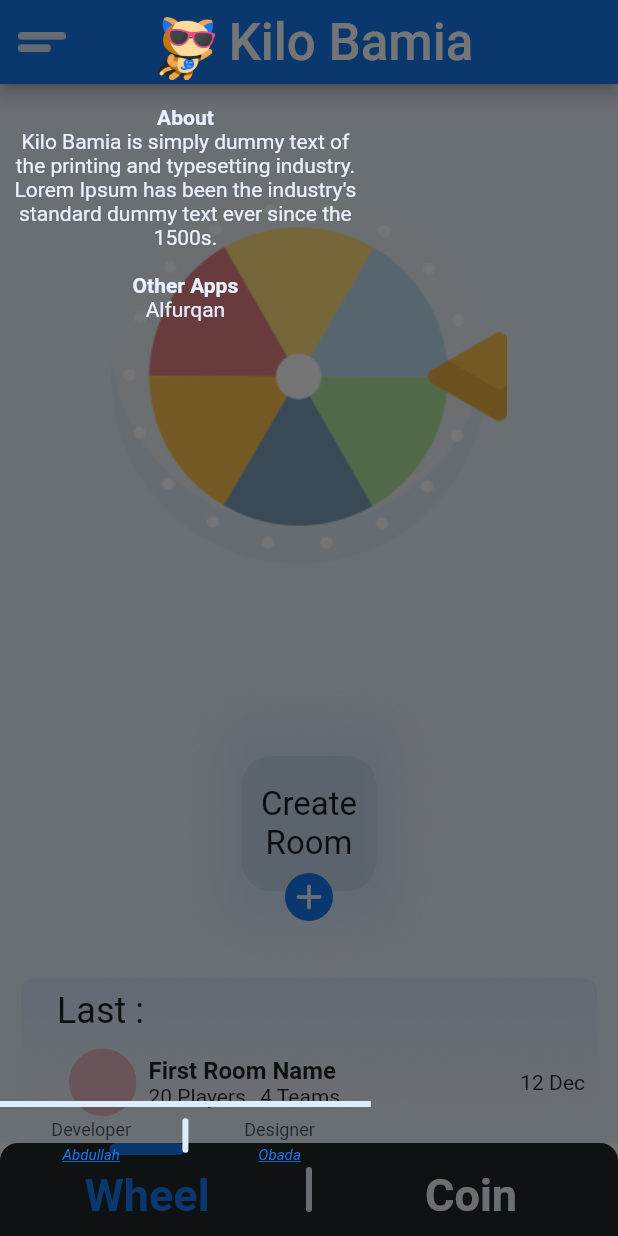
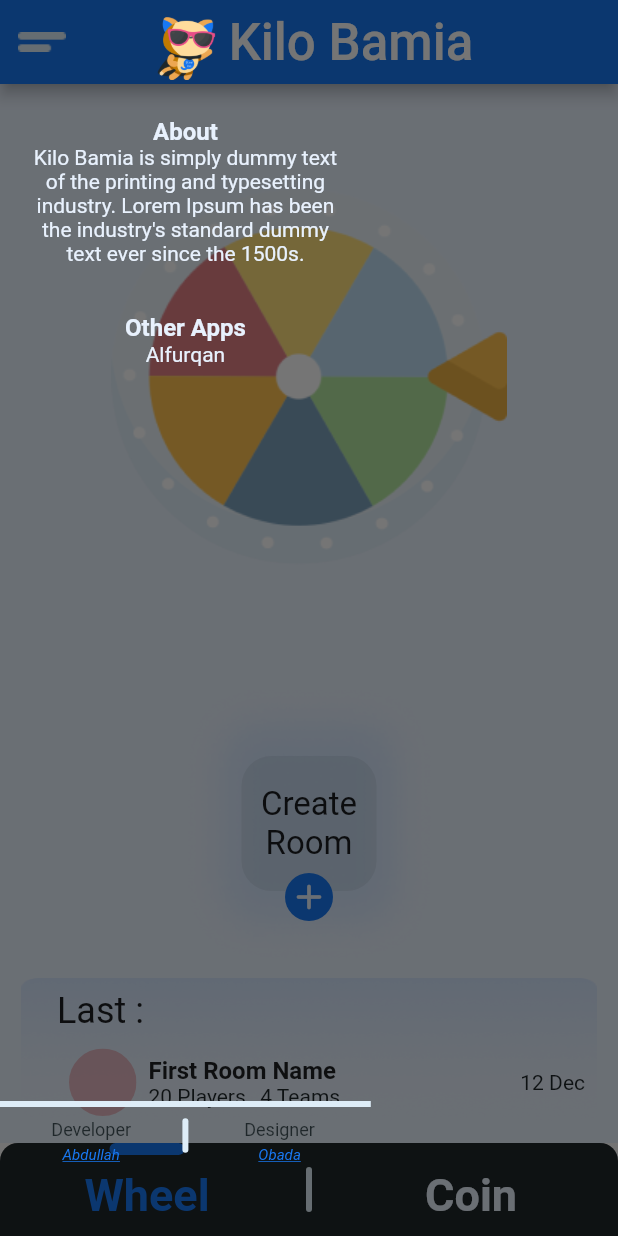
Before and after one commit to abdullahMustafa2000/kilo_bamia, a Flutter app: the HomePage screen opened directly, in the side drawer, after a tap on "Developer", on a phone screen of 412 x 824 dp. Run offline on Flutter 3.47's test engine with Material 2 defaults, Android fonts, the phone set to English and light mode, and no system bars; our stand-ins replace animated_splash_screen, dotted_line, page_view_indicators; missing offline and left inert: glass_container.

```diff
--- a/lib/main.dart
+++ b/lib/main.dart
@@ -3,8 +3,6 @@
 import 'package:flutter/material.dart';
 import 'package:kilo_bamya/ui/app_tour/view_page_provider.dart';
 import 'package:kilo_bamya/ui/home/btm_nav_provider.dart';
-import 'package:kilo_bamya/ui/home/coin_animation_provider.dart';
-import 'package:kilo_bamya/ui/home/home_screen.dart';
 import 'package:kilo_bamya/ui/splash/splash_screen.dart';
 import 'package:provider/provider.dart';
 
@@ -20,7 +18,6 @@ class MyApp extends StatelessWidget {
       providers: [
         ChangeNotifierProvider(create: (_) => MyViewPageProvider()),
         ChangeNotifierProvider(create: (_) => BtmNavProvider()),
-        ChangeNotifierProvider(create: (_) => CoinAnimationProvider()),
       ],
       child: const MaterialApp(
         title: 'Kilo Bamya',
--- a/lib/ui/home/coin_animation_provider.dart
+++ /dev/null
@@ -1,23 +0,0 @@
-import 'package:flutter/material.dart';
-
-class CoinAnimationProvider extends ChangeNotifier {
-
-  late bool _animationIsOn;
-
-  CoinAnimationProvider() {
-    _animationIsOn = false;
-  }
-
-  bool get animationHasStarted => _animationIsOn;
-
-  startAnimation() {
-    _animationIsOn = true;
-    notifyListeners();
-  }
-
-  endAnimation() {
-    _animationIsOn = false;
-    notifyListeners();
-  }
-
-}
--- a/lib/ui/home/home_screen.dart
+++ b/lib/ui/home/home_screen.dart
@@ -1,9 +1,9 @@
 import 'package:flutter/material.dart';
 import 'package:kilo_bamya/themes/colors_file.dart';
 import 'package:kilo_bamya/ui/home/btm_nav_provider.dart';
-import 'package:kilo_bamya/ui/home/coin_widget.dart';
-import 'package:kilo_bamya/ui/home/side_menu_widget.dart';
-import 'package:kilo_bamya/ui/home/wheel_widget.dart';
+import 'package:kilo_bamya/ui/home/fragments/coin_widget.dart';
+import 'package:kilo_bamya/ui/home/sideMenu/side_menu_widget.dart';
+import 'package:kilo_bamya/ui/home/fragments/wheel_widget.dart';
 import 'package:provider/provider.dart';
 
 class HomePage extends StatefulWidget {
--- a/lib/ui/home/side_menu_widget.dart
+++ b/lib/ui/home/sideMenu/side_menu_widget.dart
@@ -16,6 +16,10 @@ class MyDrawerWidget extends StatefulWidget {
 }
 
 class _MyDrawerWidgetState extends State<MyDrawerWidget> {
+  bool isAboutClicked = false;
+
+  bool isOtherAppsClicked = false;
+
   @override
   Widget build(BuildContext context) {
     var width = MediaQuery.of(context).size.width;
@@ -48,38 +52,46 @@ class _MyDrawerWidgetState extends State<MyDrawerWidget> {
                 MenuItem(
                     Column(
                       crossAxisAlignment: CrossAxisAlignment.center,
-                      children: const [
-                        Text(
+                      children: [
+                        const Text(
                           'About',
                           style: TextStyle(
                               color: MyColors.white,
-                              fontWeight: FontWeight.bold),
+                              fontWeight: FontWeight.bold,
+                              fontSize: 16),
                         ),
-                        Text(
+                        Offstage(
+                          offstage: isAboutClicked,
+                          child: const Text(
                             'Kilo Bamia is simply dummy text of the printing and typesetting industry. Lorem Ipsum has been the industry\'s standard dummy text ever since the 1500s.',
-                          style: TextStyle(color: MyColors.white),
+                            style: TextStyle(color: MyColors.white, fontSize: 14),
                             textAlign: TextAlign.center,
+                          ),
                         ),
                       ],
                     ),
-                    () {}),
+                    onAboutClick),
                 MenuItem(
                     Column(
                       crossAxisAlignment: CrossAxisAlignment.center,
-                      children: const [
-                        Text(
+                      children: [
+                        const Text(
                           'Other Apps',
                           style: TextStyle(
                               color: MyColors.white,
-                              fontWeight: FontWeight.bold),
+                              fontWeight: FontWeight.bold,
+                              fontSize: 16),
                         ),
-                        Text(
+                        Offstage(
+                          offstage: isOtherAppsClicked,
+                          child: const Text(
                             'Alfurqan',
-                          style: TextStyle(color: MyColors.white),
+                            style: TextStyle(color: MyColors.white, fontSize: 14),
+                          ),
                         ),
                       ],
                     ),
-                    () {}),
+                    onOtherAppsClick),
                 Expanded(
                   child: MenuItem(Container(), () {}),
                 ),
@@ -92,7 +104,12 @@ class _MyDrawerWidgetState extends State<MyDrawerWidget> {
                     )),
                     child: Row(
                       children: [
-                    Expanded(child: OurDescription(jobTitle: 'Developer', name: 'Abdullah', onClick: onDeveloperClick,)),
+                        Expanded(
+                            child: OurDescription(
+                          jobTitle: 'Developer',
+                          name: 'Abdullah',
+                          onClick: onDeveloperClick,
+                        )),
                         Container(
                           width: 4,
                           height: 23,
@@ -101,7 +118,12 @@ class _MyDrawerWidgetState extends State<MyDrawerWidget> {
                             borderRadius: BorderRadius.circular(8),
                           ),
                         ),
-                    Expanded(child: OurDescription(jobTitle: 'Designer', name: 'Obada', onClick: onDesignerClick,)),
+                        Expanded(
+                            child: OurDescription(
+                          jobTitle: 'Designer',
+                          name: 'Obada',
+                          onClick: onDesignerClick,
+                        )),
                       ],
                     ),
                   ),
@@ -112,15 +134,25 @@ class _MyDrawerWidgetState extends State<MyDrawerWidget> {
         ),
       ),
     );
-
   }
 
   void onDesignerClick() {
-    Navigator.push(context, MaterialPageRoute(builder: (context) => DesignerWidget()));
+    Navigator.push(
+        context, MaterialPageRoute(builder: (context) => DesignerWidget()));
   }
 
-  void onDeveloperClick() {
+  void onAboutClick() {
+    setState(() {
+      isAboutClicked = !isAboutClicked;
+    });
+  }
 
+  void onDeveloperClick() {}
+
+  void onOtherAppsClick() {
+    setState(() {
+      isOtherAppsClicked = !isOtherAppsClicked;
+    });
   }
 }
 
@@ -139,6 +171,7 @@ class MenuItem extends StatelessWidget {
       child: ClipPath(
         child: Container(
           margin: const EdgeInsets.all(8),
+          padding: const EdgeInsets.all(8),
           child: GlassContainer(
             borderRadiusColor: Colors.transparent,
             contColor: Colors.transparent,
@@ -154,12 +187,13 @@ class OurDescription extends StatelessWidget {
   String jobTitle;
   String name;
   Function onClick;
-  OurDescription({required this.jobTitle, required this.name, required this.onClick});
+  OurDescription(
+      {required this.jobTitle, required this.name, required this.onClick});
 
   @override
   Widget build(BuildContext context) {
     return InkWell(
-      onTap: (){
+      onTap: () {
         onClick();
       },
       child: Container(
```
Also changed, not shown: lib/ui/home/fragments/coin_widget.dart (renamed from lib/ui/home/coin_widget.dart, +6 -6 lines), lib/ui/home/fragments/wheel_widget.dart (renamed from lib/ui/home/wheel_widget.dart), lib/ui/home/sideMenu/designer_widget.dart (renamed from lib/ui/home/designer_widget.dart). Lines whose indentation alone changed are shown as unchanged.
